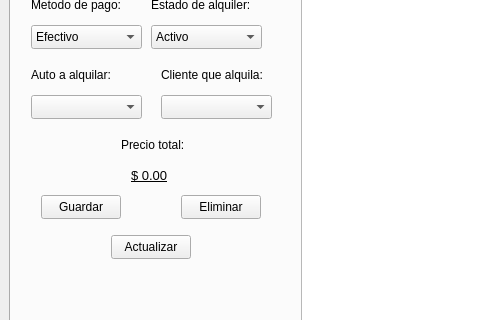
Before: the Qt Designer form mainwindow.ui in FacundoTecnica1/AutoGest, drawn with Qt 5; both pictures show x 0 to 480 and y 150 to 470 of the 800 by 600 pixel window.
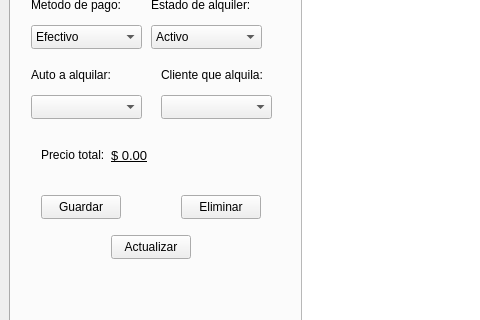
After: the same form once the commit is applied. The open tabs and pages were chosen to show the change.

```diff
--- a/mainwindow.ui
+++ b/mainwindow.ui
@@ -925,9 +925,9 @@
          <widget class="QLabel" name="lblPrecioTotalAlquiler">
           <property name="geometry">
            <rect>
-            <x>110</x>
-            <y>240</y>
-            <width>111</width>
+            <x>30</x>
+            <y>250</y>
+            <width>71</width>
             <height>40</height>
            </rect>
           </property>
@@ -938,9 +938,9 @@
          <widget class="QLabel" name="lblTotalAlquiler">
           <property name="geometry">
            <rect>
-            <x>120</x>
-            <y>270</y>
-            <width>41</width>
+            <x>100</x>
+            <y>250</y>
+            <width>161</width>
             <height>40</height>
            </rect>
           </property>
```
Left out of the diff: 10 changed lines with no effect on the pictures.
